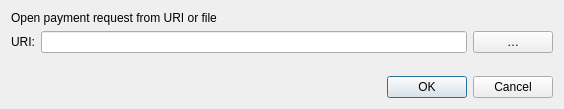
The window that src/qt/forms/openuridialog.ui (iobond/aib) describes before a commit, drawn with Qt 5.
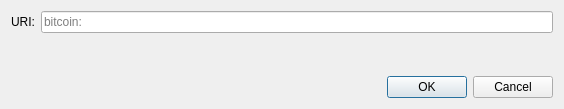
The same window after the commit. Custom widgets are drawn as their Qt base class.

Commit message: fork from bitcoin 0.19.1

What changed in the file:
```diff
--- a/src/qt/forms/openuridialog.ui
+++ b/src/qt/forms/openuridialog.ui
@@ -14,13 +14,6 @@
    <string>Open URI</string>
   </property>
   <layout class="QVBoxLayout" name="verticalLayout">
-   <item>
-    <widget class="QLabel" name="label_2">
-     <property name="text">
-      <string>Open payment request from URI or file</string>
-     </property>
-    </widget>
-   </item>
    <item>
     <layout class="QHBoxLayout" name="horizontalLayout">
      <item>
@@ -31,18 +24,9 @@
       </widget>
      </item>
      <item>
-      <widget class="QValidatedLineEdit" name="uriEdit"/>
-     </item>
-     <item>
-      <widget class="QPushButton" name="selectFileButton">
-       <property name="toolTip">
-        <string>Select payment request file</string>
-       </property>
-       <property name="text">
-        <string notr="true">…</string>
-       </property>
-       <property name="autoDefault">
-        <bool>false</bool>
+      <widget class="QValidatedLineEdit" name="uriEdit">
+       <property name="placeholderText">
+        <string notr="true">bitcoin:</string>
        </property>
       </widget>
      </item>
```
Left out of the diff: 2 changed lines with no effect on the pictures. The commit also changes 835 other files.
